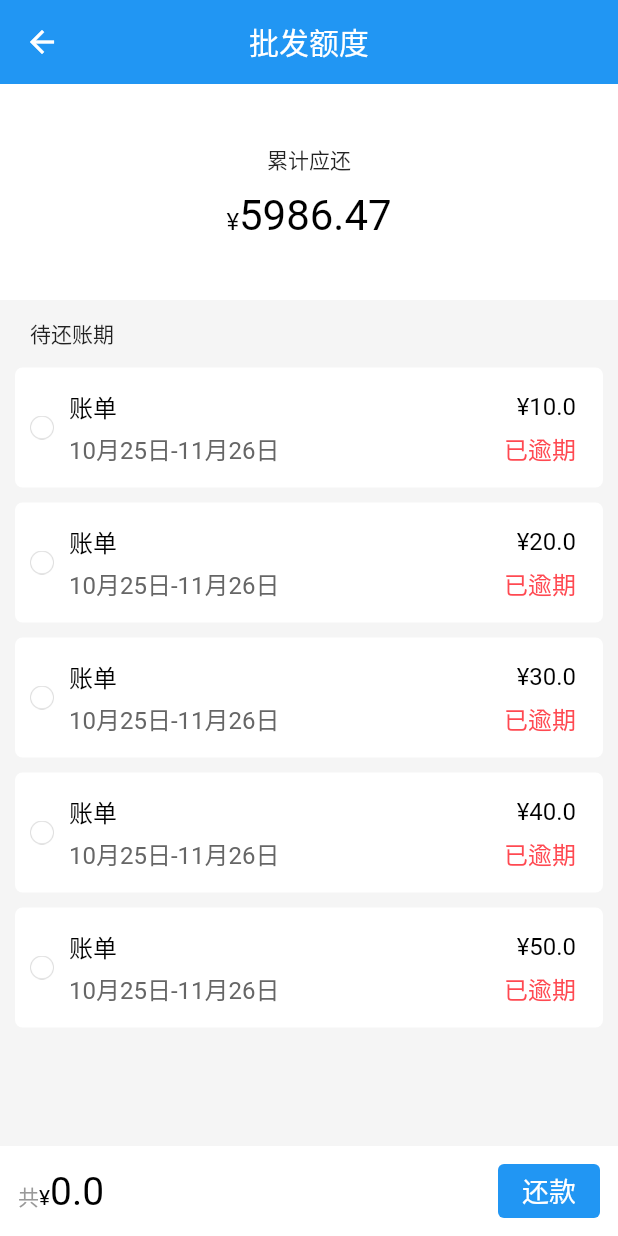
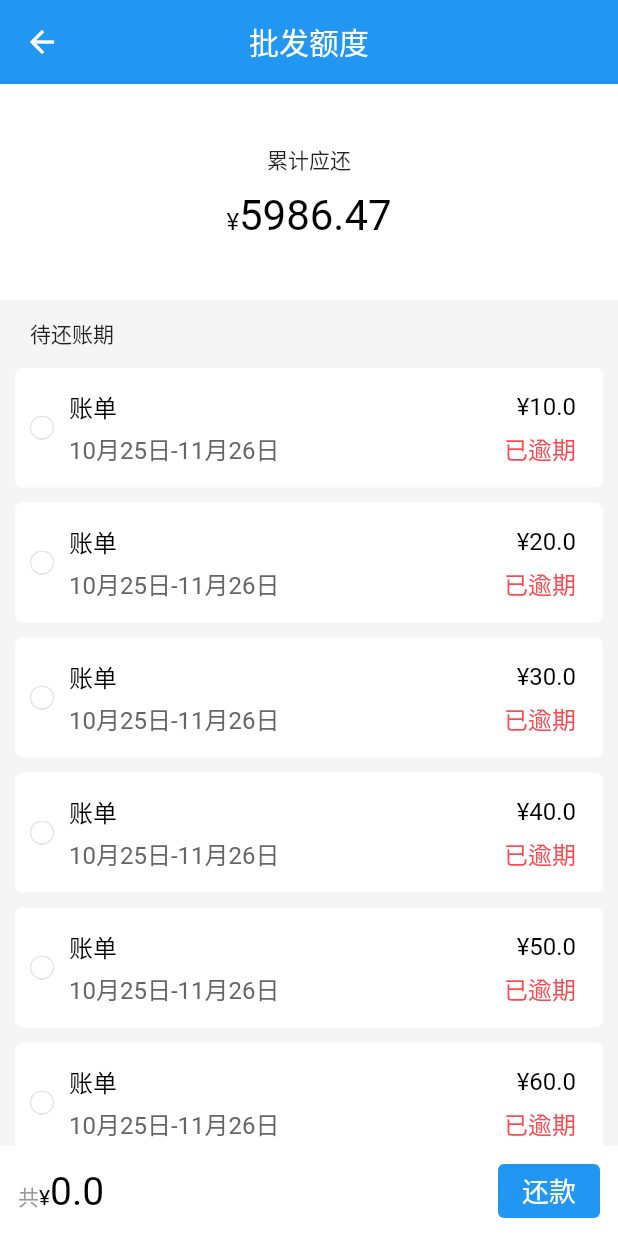
Before and after one commit to hxj1062/myFlutter, a Flutter app: the WholesaleQuotaPage screen opened directly, on a phone screen of 412 x 824 dp. Run offline on Flutter 3.47's test engine with Material 2 defaults, Android fonts, the phone set to English and light mode, and no system bars; our stand-ins replace convex_bottom_bar, fluttertoast, image_picker.

```diff
--- a/lib/views/wholesale_quota_page.dart
+++ b/lib/views/wholesale_quota_page.dart
@@ -15,7 +15,7 @@ class WholesaleQuotaPage extends StatefulWidget {
 class _WholesaleQuotaPageState extends State<WholesaleQuotaPage> {
   var selected = <int>[];
   var moneyData = <double>[];
-  var moneyList = [10.00, 20.00, 30.00,40.00,50.00];
+  var moneyList = [10.00, 20.00, 30.00, 40.00, 50.00, 60.00];
   var totalMoney = 0.00;
 
   @override
@@ -123,13 +123,11 @@ class _WholesaleQuotaPageState extends State<WholesaleQuotaPage> {
                           Text(
                             "${"10月25日-11月26日"}",
                             style: TextStyle(
-                                color: ColorsStyle.c_666666,
-                                fontSize: 16.0),
+                                color: ColorsStyle.c_666666, fontSize: 16.0),
                           ),
                           Text("${"已逾期"}",
                               style: TextStyle(
-                                  color: ColorsStyle.c_FF4951,
-                                  fontSize: 16.0))
+                                  color: ColorsStyle.c_FF4951, fontSize: 16.0))
                         ]))
               ],
             )),
@@ -164,8 +162,7 @@ class _WholesaleQuotaPageState extends State<WholesaleQuotaPage> {
           RichText(
               text: new TextSpan(
                   text: "共",
-                  style:
-                      TextStyle(fontSize: 14, color: ColorsStyle.c_999999),
+                  style: TextStyle(fontSize: 14, color: ColorsStyle.c_999999),
                   children: [
                 TextSpan(
                     text: "¥",
```
Also changed, not shown: lib/views/change_machine_record_page.dart (+6 -5 lines).
